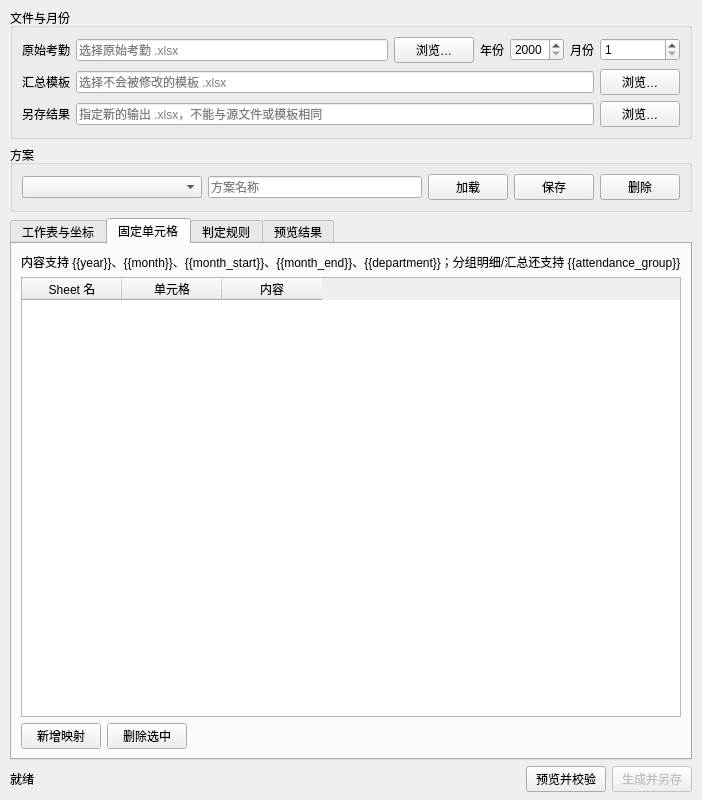
The window that file_toolbox/gui/forms/attendance_dialog.ui (FelixJI/file-toolbox) describes before a commit, drawn with Qt 5.
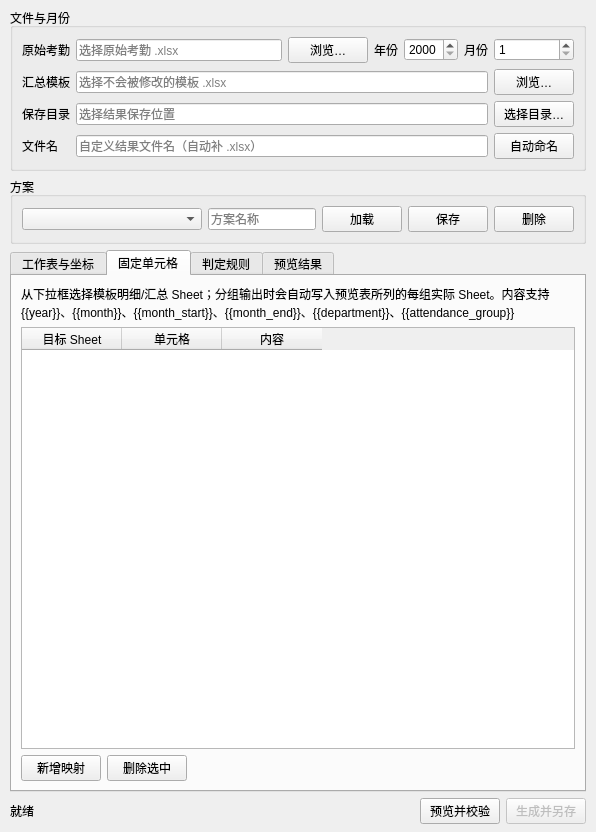
The same window after the commit. The open tabs and pages were chosen to show the change.

Commit message: fix(attendance): 修正输出保存与固定映射配置

Diff of the .ui file:
```diff
--- a/file_toolbox/gui/forms/attendance_dialog.ui
+++ b/file_toolbox/gui/forms/attendance_dialog.ui
@@ -22,9 +22,12 @@
       <item row="1" column="0"><widget class="QLabel" name="label_template"><property name="text"><string>汇总模板</string></property></widget></item>
       <item row="1" column="1" colspan="5"><widget class="QLineEdit" name="edit_template"><property name="placeholderText"><string>选择不会被修改的模板 .xlsx</string></property></widget></item>
       <item row="1" column="6"><widget class="QPushButton" name="btn_template"><property name="text"><string>浏览…</string></property></widget></item>
-      <item row="2" column="0"><widget class="QLabel" name="label_output"><property name="text"><string>另存结果</string></property></widget></item>
-      <item row="2" column="1" colspan="5"><widget class="QLineEdit" name="edit_output"><property name="placeholderText"><string>指定新的输出 .xlsx，不能与源文件或模板相同</string></property></widget></item>
-      <item row="2" column="6"><widget class="QPushButton" name="btn_output"><property name="text"><string>浏览…</string></property></widget></item>
+      <item row="2" column="0"><widget class="QLabel" name="label_output_dir"><property name="text"><string>保存目录</string></property></widget></item>
+      <item row="2" column="1" colspan="5"><widget class="QLineEdit" name="edit_output_dir"><property name="placeholderText"><string>选择结果保存位置</string></property></widget></item>
+      <item row="2" column="6"><widget class="QPushButton" name="btn_output"><property name="text"><string>选择目录…</string></property></widget></item>
+      <item row="3" column="0"><widget class="QLabel" name="label_output_name"><property name="text"><string>文件名</string></property></widget></item>
+      <item row="3" column="1" colspan="5"><widget class="QLineEdit" name="edit_output_name"><property name="placeholderText"><string>自定义结果文件名（自动补 .xlsx）</string></property></widget></item>
+      <item row="3" column="6"><widget class="QPushButton" name="btn_output_name"><property name="text"><string>自动命名</string></property></widget></item>
      </layout>
     </widget>
    </item>
@@ -85,8 +88,8 @@
      <widget class="QWidget" name="tab_mappings">
       <attribute name="title"><string>固定单元格</string></attribute>
       <layout class="QVBoxLayout" name="layout_mappings">
-       <item><widget class="QLabel" name="label_mapping_help"><property name="text"><string>内容支持 {{year}}、{{month}}、{{month_start}}、{{month_end}}、{{department}}；分组明细/汇总还支持 {{attendance_group}}</string></property></widget></item>
-       <item><widget class="QTableWidget" name="table_mappings"><property name="columnCount"><number>3</number></property><property name="rowCount"><number>0</number></property><column><property name="text"><string>Sheet 名</string></property></column><column><property name="text"><string>单元格</string></property></column><column><property name="text"><string>内容</string></property></column></widget></item>
+       <item><widget class="QLabel" name="label_mapping_help"><property name="text"><string>从下拉框选择模板明细/汇总 Sheet；分组输出时会自动写入预览表所列的每组实际 Sheet。内容支持 {{year}}、{{month}}、{{month_start}}、{{month_end}}、{{department}}、{{attendance_group}}</string></property><property name="wordWrap"><bool>true</bool></property></widget></item>
+       <item><widget class="QTableWidget" name="table_mappings"><property name="columnCount"><number>3</number></property><property name="rowCount"><number>0</number></property><column><property name="text"><string>目标 Sheet</string></property></column><column><property name="text"><string>单元格</string></property></column><column><property name="text"><string>内容</string></property></column></widget></item>
        <item><layout class="QHBoxLayout" name="layout_mapping_buttons"><item><widget class="QPushButton" name="btn_add_mapping"><property name="text"><string>新增映射</string></property></widget></item><item><widget class="QPushButton" name="btn_remove_mapping"><property name="text"><string>删除选中</string></property></widget></item><item><spacer name="mapping_spacer"><property name="orientation"><enum>Qt::Orientation::Horizontal</enum></property><property name="sizeHint" stdset="0"><size><width>40</width><height>20</height></size></property></spacer></item></layout></item>
       </layout>
      </widget>
```
The commit also changes 4 other files.
